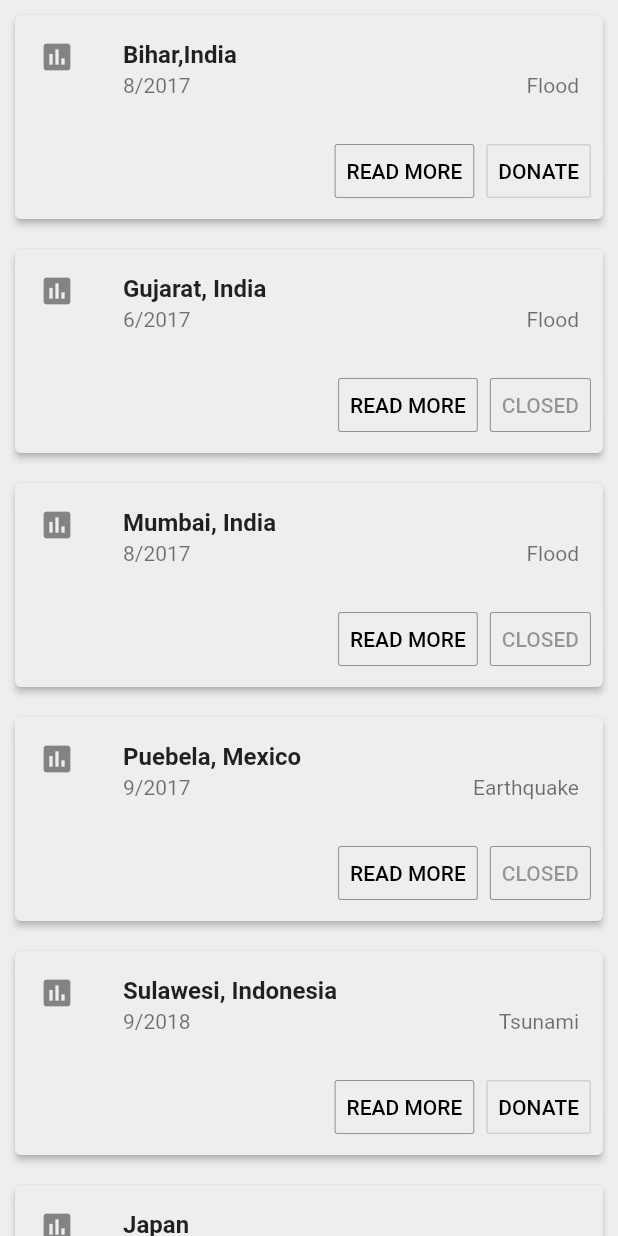
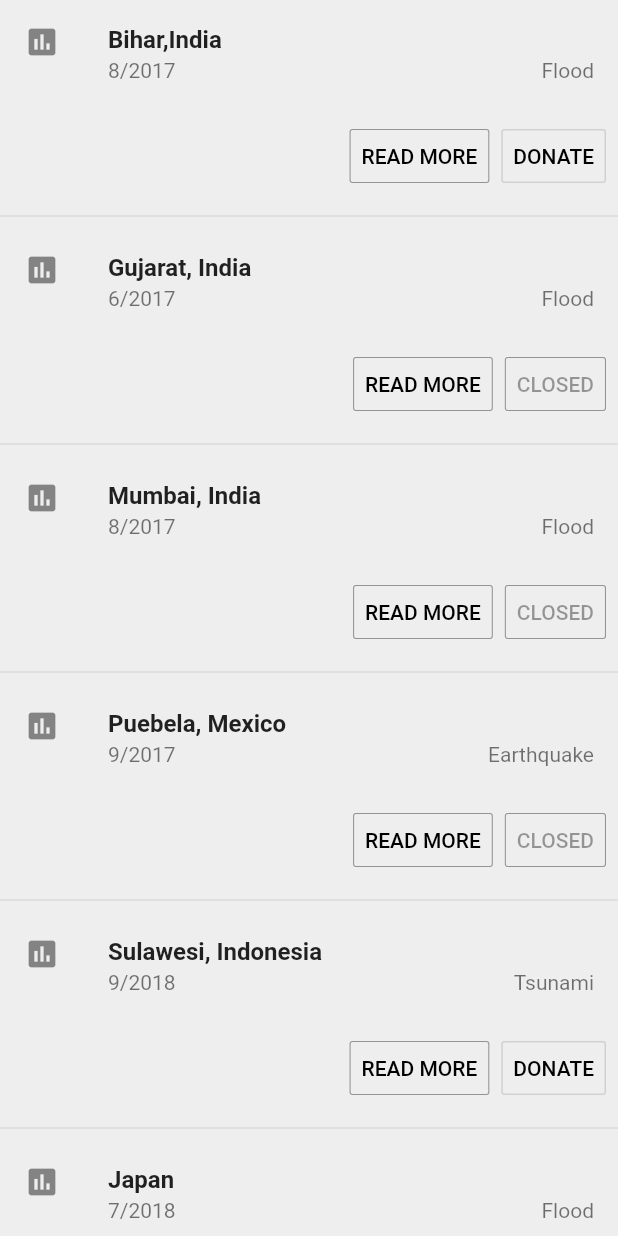
Before and after one commit to MananSoni42/CodeFunDo, a Flutter app: the DonateWidget widget shown alone on an empty page, opened directly, on a phone screen of 412 x 824 dp. Run offline on Flutter 3.47's test engine with Material 2 defaults, Android fonts, the phone set to English and light mode, and no system bars; our stand-ins replace firebase_auth, firebase_messaging, google_sign_in; missing offline and left inert: map_view; accounts and stored records are empty.

Commit message:
Remove expanding cards from donate screen

```diff
--- a/catastrofree_app/lib/donateScreen.dart
+++ b/catastrofree_app/lib/donateScreen.dart
@@ -2,7 +2,6 @@ import 'package:flutter/material.dart';
 import "package:url_launcher/url_launcher.dart";
 
 import 'dart:convert';
-import 'expandingCards.dart';
 
 class DonateWidget extends StatelessWidget {
   _launchURL(String url) async {
@@ -115,7 +114,7 @@ class DonateWidget extends StatelessWidget {
 """;
 
   buildFromJson(sampleJsonString) {
-    List<ExpandableCardWidget> cardList = [];
+    List<Column> cardList = [];
     List sampleJson = jsonDecode(sampleJsonString);
     print("Still building");
     for (var i = 0; i < sampleJson.length; i++) {
@@ -141,7 +140,7 @@ class DonateWidget extends StatelessWidget {
                 onPressed: null,
               );
     }
-    Widget widget1 = Column(
+    return Column(
       children: <Widget>[
         ListTile(
             leading: Icon(Icons.assessment),
@@ -163,18 +162,9 @@ class DonateWidget extends StatelessWidget {
             ],
           ),
         ),
+        Divider(),
       ],
     );
-
-    return ExpandableCardWidget(
-        body1: widget1,
-        body2: Container(
-          child: Text(
-            "Additional text could be added here like a short story on the disaster",
-            softWrap: true,
-          ),
-          alignment: Alignment.center,
-        ));
   }
 
   @override
--- a/catastrofree_app/lib/expandingCards.dart
+++ /dev/null
@@ -1,55 +0,0 @@
-import "package:flutter/material.dart";
-
-class ExpCardInfo {
-  Widget body1;
-  Widget body2;
-  bool isExpanded;
-  ExpCardInfo({this.body1, this.body2, this.isExpanded});
-}
-
-class ExpandableCardWidget extends StatefulWidget {
-  ExpandableCardWidget({this.body1, this.body2, Key key}) : super(key: key);
-  final Widget body1;
-  final Widget body2;
-  @override
-  State<StatefulWidget> createState() {
-    return _ExpandableCardWidget();
-  }
-}
-
-class _ExpandableCardWidget extends State<ExpandableCardWidget> {
-  bool _expanded = false;
-  toggle() {
-    setState(() {
-      _expanded = !_expanded;
-    });
-  }
-
-  _getChildren(bool expanded) {
-    if (expanded) {
-      return <Widget>[
-        widget.body1,
-        Divider(),
-        widget.body2,
-      ];
-    } else {
-      return <Widget>[
-        widget.body1,
-      ];
-    }
-  }
-
-  @override
-  Widget build(BuildContext context) {
-    return GestureDetector(
-      child: Card(
-        child: Column(
-          children: _getChildren(_expanded),
-        ),
-        elevation: 2.0,
-        margin: EdgeInsets.all(10.0),
-      ),
-      onTap: toggle,
-    );
-  }
-}
```
